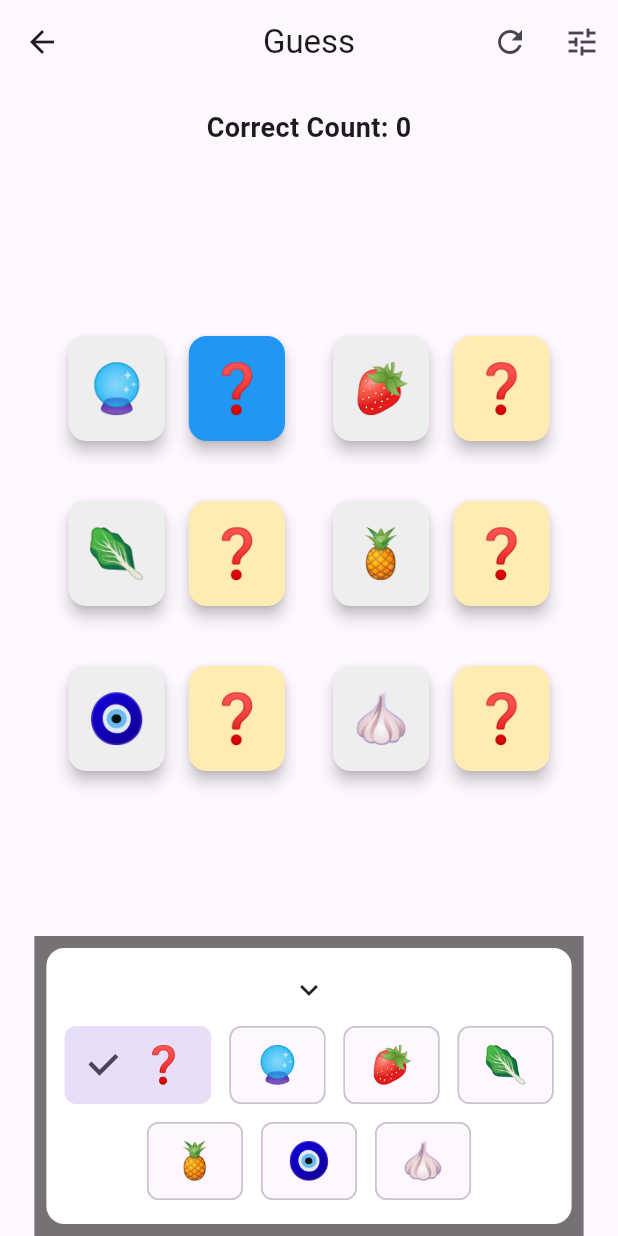
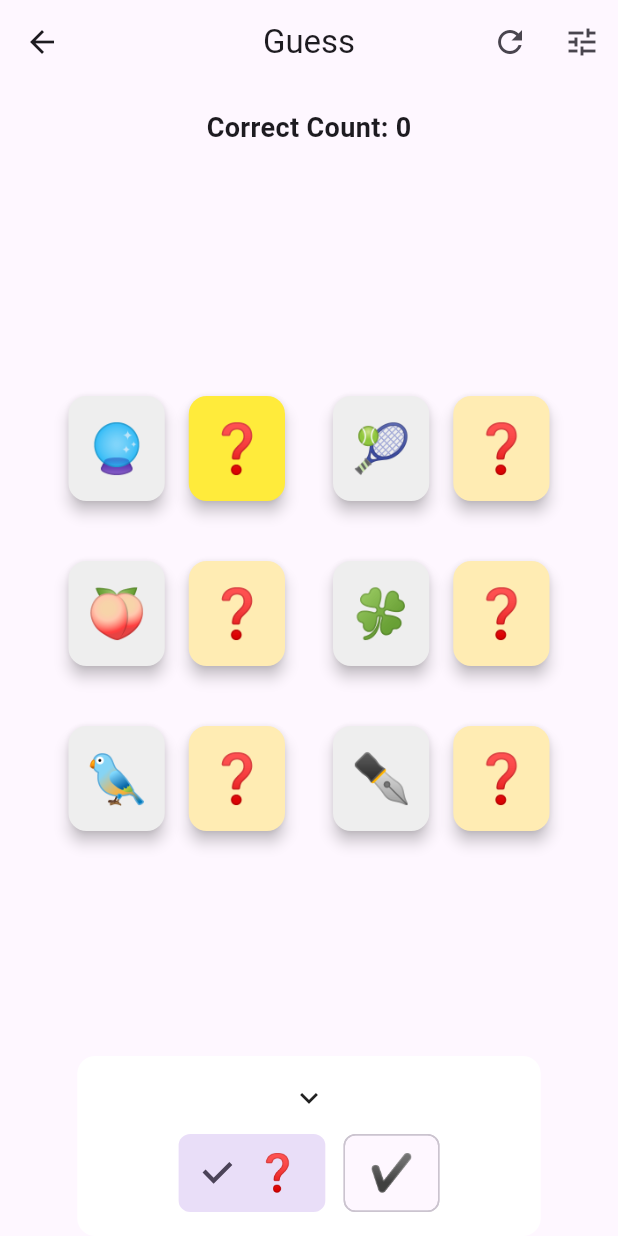
Before and after one commit to Rebort-a/OnePiece, a Flutter app: the GuessPage screen opened directly, after a tap on an icon or button, on a phone screen of 412 x 824 dp. Run offline on Flutter 3.47's test engine with Material 3 defaults, Android fonts, the phone set to English and light mode, and no system bars.

Commit message:
0068.优化代码

```diff
--- a/treasure/lib/09.guess/base.dart
+++ b/treasure/lib/09.guess/base.dart
@@ -1,60 +1,43 @@
-String unknownItem = "❓";
+List<String> guessItem = [
+  // 水果类
+  "🍎", "🍌", "🍇", "🍓", "🥝", "🍊", "🍉", "🍑", "🍒", "🍍", "🥭",
+  "🍇", "🍑", "🍒", "🍈", "🍎", "🍌", "🥭", "🥑", "🍉", "🍑", "🍒",
 
-List<String> guessItem = [
-  "🍎",
-  "🍌",
-  "🍇",
-  "🍓",
-  "🥝",
-  "🍊",
-  "🍉",
-  "🍑",
-  "🍒",
-  "🍍",
-  "🥭",
-  "🥑",
-  "🍋",
-  "🍐",
-  "🥥",
-  "🥕",
-  "🥬",
-  "🥦",
-  "🍅",
-  "🥒",
-  "🧅",
-  "🧄",
-  "🥔",
-  "🐶",
-  "🐱",
-  "🐭",
-  "🐹",
-  "🐰",
-  "🦊",
-  "🐻",
-  "🐼",
-  "🚗",
-  "🚲",
-  "✈️",
-  "🚂",
-  "🚢",
-  "🚌",
-  "🏍",
-  "📱",
-  "💻",
-  "⌚",
-  "📚",
-  "✏️",
-  "🔑",
-  "🧴",
-  "💡",
-  "🔦",
-  "🔮",
-  "🧲",
-  "🧿",
-  "🎃",
-  "🎈",
-  "🎉",
-  "🎊",
-  "🍀",
-  "🎁",
+  // 水果类
+  "🥑", "🍋", "🍐", "🥥", "🍍", "🥝", "🍊", "🍋", "🍐",
+
+  // 蔬菜类
+  "🥕", "🥬", "🥦", "🍅", "🥒", "🧅", "🧄", "🥔",
+  "🥑", "🥒", "🥕", "🥬", "🥦", "🍅", "🧅", "🧄", "🥔", "🥑", "🥒",
+
+  // 蔬菜类
+  "🥕", "🥬", "🥦", "🍅",
+
+  // 动物类
+  "🐶", "🐱", "🐭", "🐹", "🐰", "🦊", "🐻", "🐼",
+  "🐨", "🐯", "🦁", "🐮", "🐷", "🐸", "🐵", "🐔", "🐧", "🐦", "🐺", "🐴",
+
+  // 交通工具类
+  "🚗", "🚲", "✈️", "🚂", "🚢", "🚌", "🏍",
+  "🚕", "🚚", "🚜", "🛵", "🚒", "🚑", "🚓", "🚁", "🛴", "🚀",
+
+  // 日常用品类
+  "📱", "💻", "⌚", "📚", "✏️", "🔑", "🧴", "💡", "🔦", "🔮", "🧲", "🧿",
+  "📖", "✒️", "🖋", "📝", "📎", "📌", "✂️", "🧻", "🧼", "🧽", "🧴", "🚿",
+
+  // 装饰/节日类
+  "🎃", "🎈", "🎉", "🎊", "🍀", "🎁",
+  "🎄", "🎎", "🎋", "🎍", "🎐", "🎏", "🎀", "🎆", "🎇",
+
+  // 食物类
+  "🍔", "🍟", "🍕", "🌭", "🍿", "🍩",
+  "🍜", "🍝", "🍲", "🍣", "🍱", "🍤", "🍗", "🍖", "🥩", "🥓",
+
+  // 自然元素
+  "🌞", "🌙", "⭐", "☁️", "🌧", "❄️",
+  "🌪", "🌈", "🌊", "🌋", "🌳", "🌲", "🌴", "🌱", "🌿", "🍀",
+
+  // 运动相关
+  "🏀", "⚽", "🏈", "⚾", "🎾", "🏐",
+  "🏉", "🎳", "⛳", "🎣", "🏊", "🚴", "🏃", "🚶", "🤸", "🤼",
 ];
--- a/treasure/lib/09.guess/page.dart
+++ b/treasure/lib/09.guess/page.dart
@@ -1,7 +1,6 @@
 import 'package:flutter/material.dart';
 
 import '../00.common/component/notifier_navigator.dart';
-import 'base.dart';
 import 'manager.dart';
 
 class GuessPage extends StatelessWidget {
@@ -150,7 +149,7 @@ class GuessPage extends StatelessWidget {
           onTap: () => _manager.markSelect(index),
           child: Card(
             elevation: 4,
-            color: isSelected ? Colors.blue : Colors.amber[100],
+            color: isSelected ? Colors.yellow : Colors.amber[100],
             child: Padding(
               padding: EdgeInsets.all(12),
               child: Text(emoji, style: TextStyle(fontSize: 32)),
@@ -170,11 +169,24 @@ class GuessPage extends StatelessWidget {
           return const SizedBox.shrink();
         }
 
+        // 使用LayoutBuilder获取父容器约束
+        return LayoutBuilder(
+          builder: (context, constraints) {
+            // 计算面板宽度为可用宽度的3/4
+            final panelWidth = constraints.maxWidth * 3 / 4;
+
             return Material(
-          color: Colors.black54,
               child: Container(
-            margin: const EdgeInsets.all(8),
-            padding: const EdgeInsets.symmetric(vertical: 16, horizontal: 12),
+                // 设置固定宽度
+                width: panelWidth,
+                // 水平居中
+                margin: EdgeInsets.symmetric(
+                  horizontal: constraints.maxWidth * 1 / 8,
+                ),
+                padding: const EdgeInsets.symmetric(
+                  vertical: 16,
+                  horizontal: 12,
+                ),
                 decoration: BoxDecoration(
                   color: Colors.white,
                   borderRadius: BorderRadius.circular(12),
@@ -183,7 +195,7 @@ class GuessPage extends StatelessWidget {
                   mainAxisSize: MainAxisSize.min,
                   children: [
                     GestureDetector(
-                  onTap: () => _manager.markSelect(-1), // 点击收起面板
+                      onTap: () => _manager.markSelect(-1),
                       child: const Icon(
                         Icons.keyboard_arrow_down,
                         size: 24,
@@ -191,7 +203,6 @@ class GuessPage extends StatelessWidget {
                       ),
                     ),
                     const SizedBox(height: 12),
-                // 可选标记列表
                     ValueListenableBuilder<List<String>>(
                       valueListenable: _manager.guessItems,
                       builder: (_, items, __) {
@@ -199,14 +210,7 @@ class GuessPage extends StatelessWidget {
                           spacing: 12,
                           runSpacing: 12,
                           alignment: WrapAlignment.center,
-                      children: [
-                        // 1. unknown 选项（index = -1）
-                        _buildMarkChip(unknownItem, -1),
-                        // 2. 场上所有 guessItems，index 即其在列表中的位置
-                        ...List.generate(items.length, (index) {
-                          return _buildMarkChip(items[index], index);
-                        }),
-                      ],
+                          children: [_buildMarkChip("❓"), _buildMarkChip("✔️")],
                         );
                       },
                     ),
@@ -216,10 +220,12 @@ class GuessPage extends StatelessWidget {
             );
           },
         );
+      },
+    );
   }
 
   // 单个标记 Chip —— FilterChip 版
-  Widget _buildMarkChip(String emoji, int index) {
+  Widget _buildMarkChip(String emoji) {
     return ValueListenableBuilder<List<String>>(
       valueListenable: _manager.markItems,
       builder: (_, markItems, __) {
@@ -228,7 +234,7 @@ class GuessPage extends StatelessWidget {
           label: Text(emoji, style: const TextStyle(fontSize: 24)),
           selected: isSelected,
           onSelected: (_) {
-            _manager.changeMark(index); // 更新标记
+            _manager.changeMark(emoji); // 更新标记
           },
         );
       },
```
Also changed, not shown: treasure/lib/09.guess/manager.dart (+3 -7 lines). Lines whose indentation alone changed are shown as unchanged.
